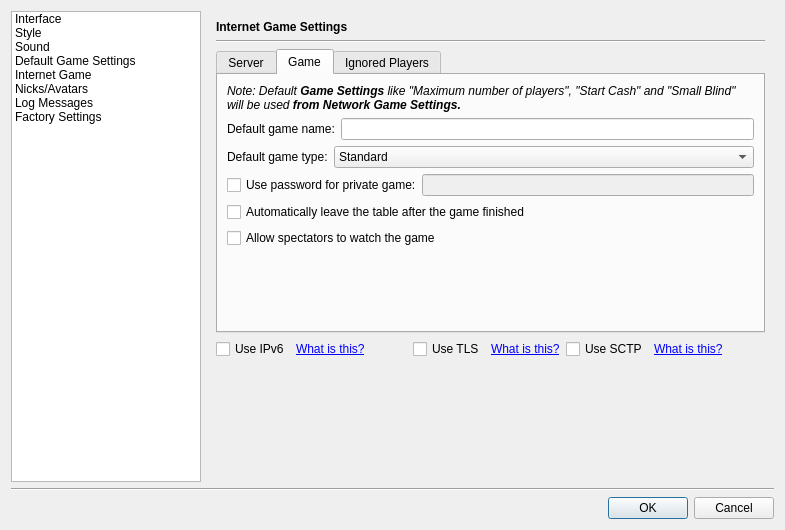
Old version of the form src/gui/qt/settingsdialog.ui in the repository ph4n70mr1ddl3r/pokerth.
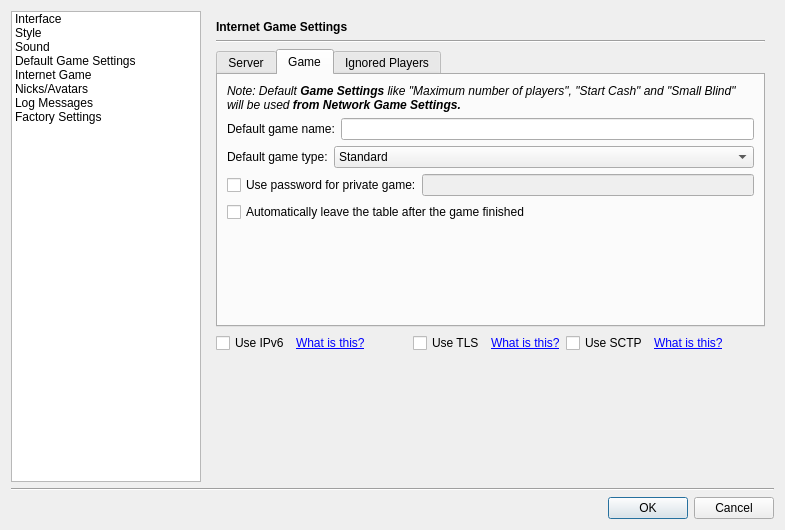
New version of the form. The open tabs and pages were chosen to show the change. Icons and pictures are not drawn. Custom widgets are drawn as their Qt base class.

Commit message: Remove spectator feature from game lobby and gameplay

Patch:
```diff
--- a/src/gui/qt/settingsdialog.ui
+++ b/src/gui/qt/settingsdialog.ui
@@ -1605,11 +1605,17 @@
               </widget>
              </item>
              <item row="5" column="0">
-              <widget class="QCheckBox" name="checkBox_allowSpectators">
-               <property name="text">
-                <string>Allow spectators to watch the game</string>
+              <spacer name="spacer_spectators">
+               <property name="orientation">
+                <enum>Qt::Vertical</enum>
                </property>
-              </widget>
+               <property name="sizeHint" stdset="0">
+                <size>
+                 <width>20</width>
+                 <height>20</height>
+                </size>
+               </property>
+              </spacer>
              </item>
             </layout>
            </widget>
```
The commit also changes 39 other files.
